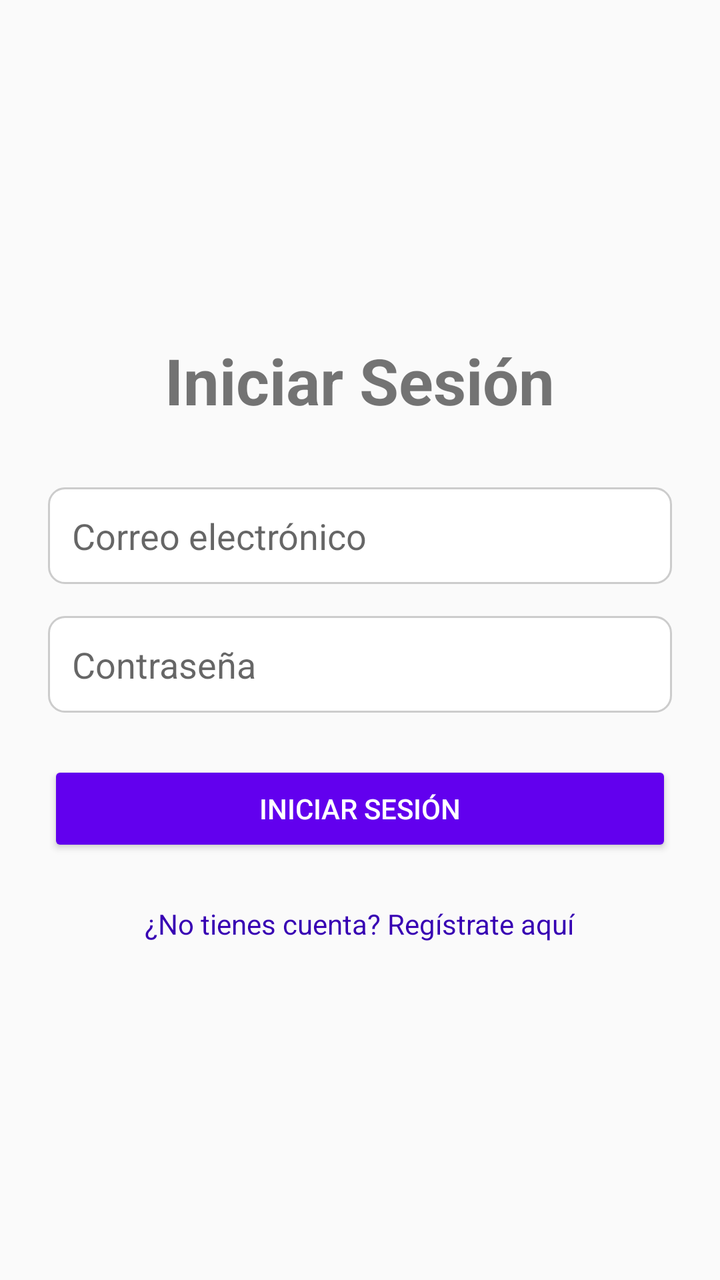
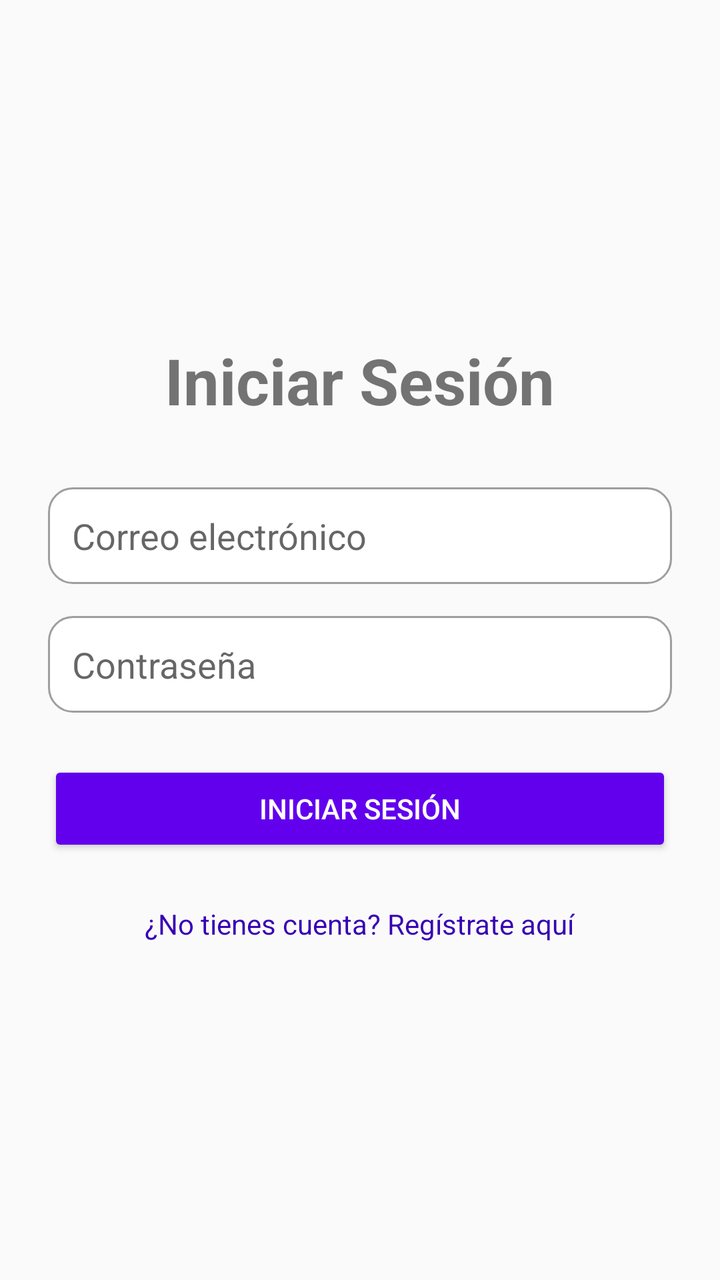

The first picture is an Android layout as it rendered before a commit; the second is the same layout after the commit. The layout source and the unified diff follow.
<!-- AndroidManifest.xml: application theme Theme.Proyectoplata -->
<!-- res/layout/activity_login.xml -->
<?xml version="1.0" encoding="utf-8"?>
<LinearLayout xmlns:android="http://schemas.android.com/apk/res/android"
    xmlns:app="http://schemas.android.com/apk/res-auto"
    xmlns:tools="http://schemas.android.com/tools"
    android:layout_width="match_parent"
    android:layout_height="match_parent"
    android:orientation="vertical"
    android:gravity="center"
    android:padding="24dp"
    tools:context=".LoginActivity">

    <TextView
        android:layout_width="wrap_content"
        android:layout_height="wrap_content"
        android:text="Iniciar Sesión"
        android:textSize="32sp"
        android:textStyle="bold"
        android:layout_marginBottom="32dp"/>

    <EditText
        android:id="@+id/et_login_email"
        android:layout_width="match_parent"
        android:layout_height="wrap_content"
        android:hint="Correo electrónico"
        android:inputType="textEmailAddress"
        android:padding="12dp"
        android:minHeight="48dp"
        android:layout_marginBottom="16dp"
        android:background="@drawable/rounded_edittext_bg"/>

    <EditText
        android:id="@+id/et_login_password"
        android:layout_width="match_parent"
        android:layout_height="wrap_content"
        android:hint="Contraseña"
        android:inputType="textPassword"
        android:padding="12dp"
        android:minHeight="48dp"
        android:layout_marginBottom="24dp"
        android:background="@drawable/rounded_edittext_bg"/>

    <Button
        android:id="@+id/btn_login"
        android:layout_width="match_parent"
        android:layout_height="wrap_content"
        android:text="Iniciar Sesión"
        android:backgroundTint="#6200EE"
        android:textColor="@android:color/white"
        android:padding="12dp"/>

    <TextView
        android:id="@+id/tv_register_link"
        android:layout_width="wrap_content"
        android:layout_height="wrap_content"
        android:text="¿No tienes cuenta? Regístrate aquí"
        android:textColor="@color/design_default_color_primary_variant"
        android:layout_marginTop="24dp"
        android:clickable="true"
        android:focusable="true"/>

</LinearLayout>
<!-- resources referenced by this layout -->
<resources>
  <!-- drawable rounded_edittext_bg (drawable) -->
  <?xml version="1.0" encoding="utf-8"?>
  <shape xmlns:android="http://schemas.android.com/apk/res/android">
      <solid android:color="#FFFFFF"/> <corners android:radius="8dp"/> <stroke android:width="1dp" android:color="#CCCCCC"/> </shape>
  <style name="Theme.Proyectoplata" parent="Theme.AppCompat.Light.NoActionBar">
          <item name="colorPrimary">@color/colorPrimary</item>
          <item name="colorPrimaryDark">@color/colorPrimaryDark</item>
          <item name="colorAccent">@color/colorAccent</item>
      </style>
  <color name="colorPrimary">#6200EE</color>
  <color name="colorPrimaryDark">#3700B3</color>
  <color name="colorAccent">#03DAC5</color>
</resources>

<!-- the commit's change to res/layout/activity_login.xml (unified diff, before → after) -->
@@ -26,7 +26,7 @@
         android:padding="12dp"
         android:minHeight="48dp"
         android:layout_marginBottom="16dp"
-        android:background="@drawable/rounded_edittext_bg"/>
+        android:background="@drawable/rounded_corners_edittext"/>
 
     <EditText
         android:id="@+id/et_login_password"
@@ -37,7 +37,7 @@
         android:padding="12dp"
         android:minHeight="48dp"
         android:layout_marginBottom="24dp"
-        android:background="@drawable/rounded_edittext_bg"/>
+        android:background="@drawable/rounded_corners_edittext"/>
 
     <Button
         android:id="@+id/btn_login"
<!-- resource entries referenced after the edit -->
@@ -1,9 +1,12 @@
 <!-- resources referenced by this layout -->
 <resources>
-  <!-- drawable rounded_edittext_bg (drawable) -->
+  <!-- drawable rounded_corners_edittext (drawable) -->
   <?xml version="1.0" encoding="utf-8"?>
   <shape xmlns:android="http://schemas.android.com/apk/res/android">
-      <solid android:color="#FFFFFF"/> <corners android:radius="8dp"/> <stroke android:width="1dp" android:color="#CCCCCC"/> </shape>
+      <solid android:color="@android:color/white" />
+      <corners android:radius="12dp" />
+      <stroke android:width="1dp" android:color="#9E9E9E" />
+  </shape>
   <style name="Theme.Proyectoplata" parent="Theme.AppCompat.Light.NoActionBar">
           <item name="colorPrimary">@color/colorPrimary</item>
           <item name="colorPrimaryDark">@color/colorPrimaryDark</item>
